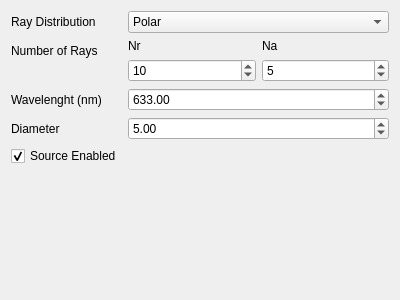
Qt form freecad/pyoptools/GUI/RaysParallel.ui (cihologramas/freecad-pyoptools) before a commit.
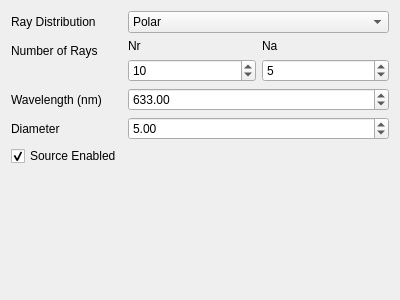
The same form after that commit.

The edit to the form file:
```diff
--- a/freecad/pyoptools/GUI/RaysParallel.ui
+++ b/freecad/pyoptools/GUI/RaysParallel.ui
@@ -45,7 +45,7 @@
    <item row="2" column="0">
     <widget class="QLabel" name="label_3">
      <property name="text">
-      <string>Wavelenght (nm)</string>
+      <string>Wavelength (nm)</string>
      </property>
     </widget>
    </item>
```
